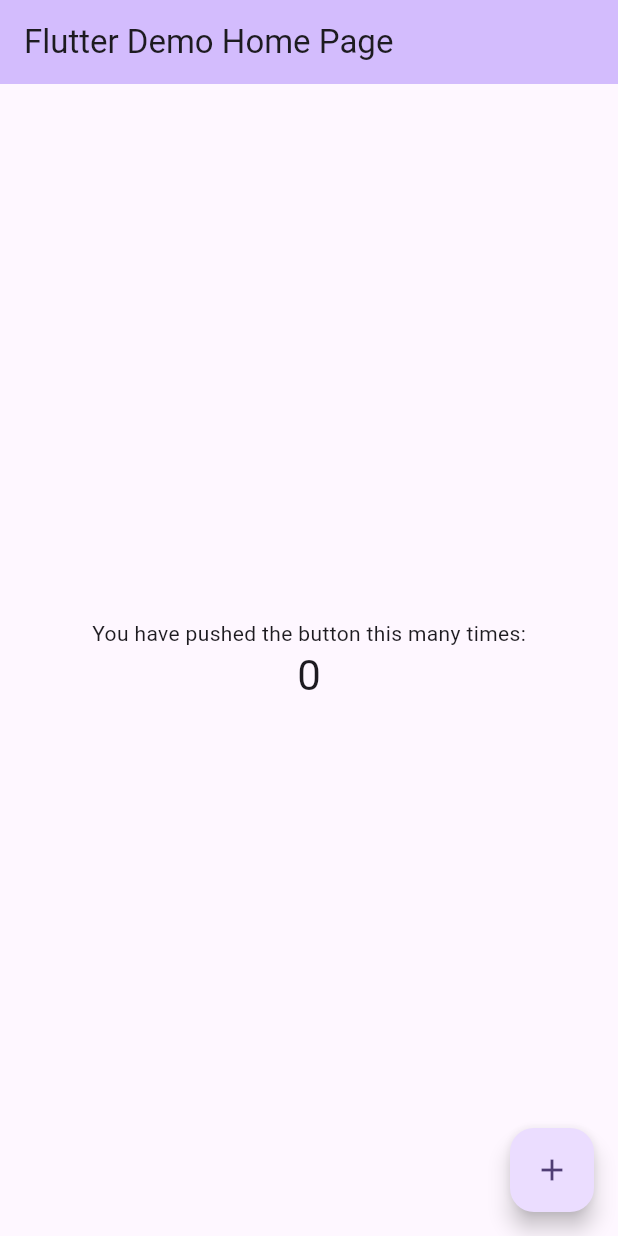
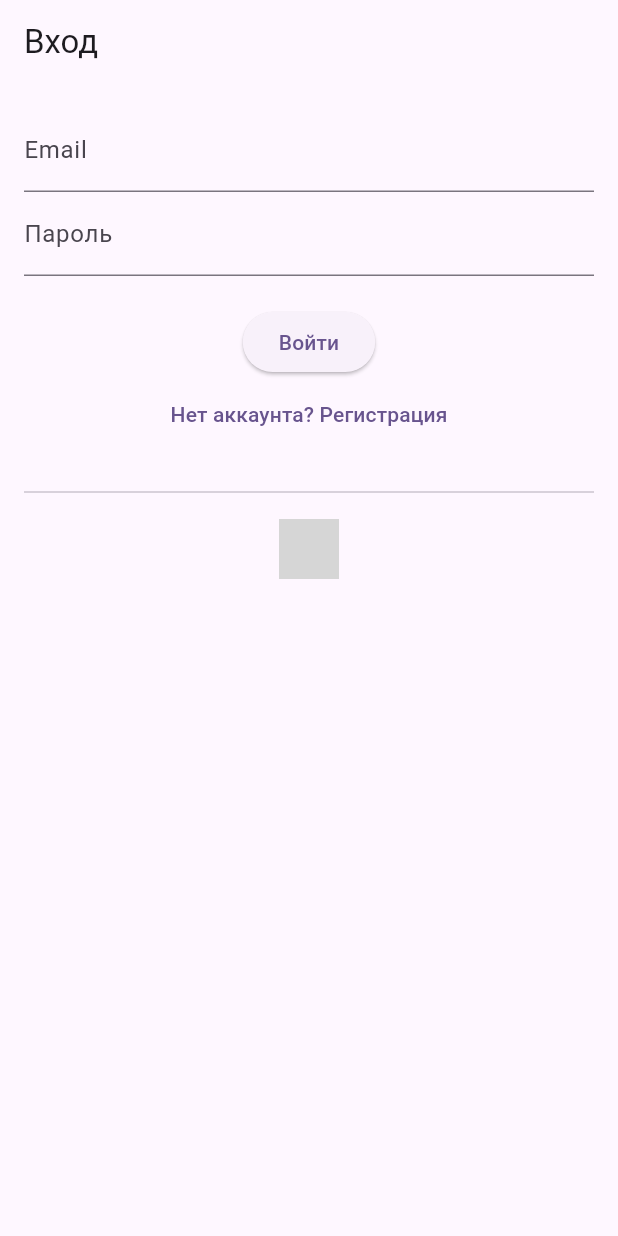
Before and after one commit to RakhmanSabirov/chat, a Flutter app: the screen it shows after launch, on a phone screen of 412 x 824 dp. Run offline on Flutter 3.47's test engine with Material 3 defaults, Android fonts, the phone set to English and light mode, and no system bars; our stand-ins replace bloc, cloud_firestore, firebase_auth, firebase_core, flutter_bloc, google_sign_in; accounts and stored records are empty; grey boxes are pictures that could not be loaded.

Commit message:
updates_auth

```diff
--- /dev/null
+++ b/lib/core/params/params.dart
@@ -0,0 +1,3 @@
+abstract class Params {
+  toData();
+}
--- a/lib/main.dart
+++ b/lib/main.dart
@@ -1,3 +1,4 @@
+import 'package:chatt_app/presentation/login_screen.dart';
 import 'package:flutter/material.dart';
 import 'package:firebase_core/firebase_core.dart';
 
@@ -17,110 +18,9 @@ class MyApp extends StatelessWidget {
     return MaterialApp(
       title: 'Flutter Demo',
       theme: ThemeData(
-        // This is the theme of your application.
-        //
-        // TRY THIS: Try running your application with "flutter run". You'll see
-        // the application has a purple toolbar. Then, without quitting the app,
-        // try changing the seedColor in the colorScheme below to Colors.green
-        // and then invoke "hot reload" (save your changes or press the "hot
-        // reload" button in a Flutter-supported IDE, or press "r" if you used
-        // the command line to start the app).
-        //
-        // Notice that the counter didn't reset back to zero; the application
-        // state is not lost during the reload. To reset the state, use hot
-        // restart instead.
-        //
-        // This works for code too, not just values: Most code changes can be
-        // tested with just a hot reload.
         colorScheme: ColorScheme.fromSeed(seedColor: Colors.deepPurple),
       ),
-      home: const MyHomePage(title: 'Flutter Demo Home Page'),
+      home: LoginScreen()
     );
   }
 }
-
-class MyHomePage extends StatefulWidget {
-  const MyHomePage({super.key, required this.title});
-
-  // This widget is the home page of your application. It is stateful, meaning
-  // that it has a State object (defined below) that contains fields that affect
-  // how it looks.
-
-  // This class is the configuration for the state. It holds the values (in this
-  // case the title) provided by the parent (in this case the App widget) and
-  // used by the build method of the State. Fields in a Widget subclass are
-  // always marked "final".
-
-  final String title;
-
-  @override
-  State<MyHomePage> createState() => _MyHomePageState();
-}
-
-class _MyHomePageState extends State<MyHomePage> {
-  int _counter = 0;
-
-  void _incrementCounter() {
-    setState(() {
-      // This call to setState tells the Flutter framework that something has
-      // changed in this State, which causes it to rerun the build method below
-      // so that the display can reflect the updated values. If we changed
-      // _counter without calling setState(), then the build method would not be
-      // called again, and so nothing would appear to happen.
-      _counter++;
-    });
-  }
-
-  @override
-  Widget build(BuildContext context) {
-    // This method is rerun every time setState is called, for instance as done
-    // by the _incrementCounter method above.
-    //
-    // The Flutter framework has been optimized to make rerunning build methods
-    // fast, so that you can just rebuild anything that needs updating rather
-    // than having to individually change instances of widgets.
-    return Scaffold(
-      appBar: AppBar(
-        // TRY THIS: Try changing the color here to a specific color (to
-        // Colors.amber, perhaps?) and trigger a hot reload to see the AppBar
-        // change color while the other colors stay the same.
-        backgroundColor: Theme.of(context).colorScheme.inversePrimary,
-        // Here we take the value from the MyHomePage object that was created by
-        // the App.build method, and use it to set our appbar title.
-        title: Text(widget.title),
-      ),
-      body: Center(
-        // Center is a layout widget. It takes a single child and positions it
-        // in the middle of the parent.
-        child: Column(
-          // Column is also a layout widget. It takes a list of children and
-          // arranges them vertically. By default, it sizes itself to fit its
-          // children horizontally, and tries to be as tall as its parent.
-          //
-          // Column has various properties to control how it sizes itself and
-          // how it positions its children. Here we use mainAxisAlignment to
-          // center the children vertically; the main axis here is the vertical
-          // axis because Columns are vertical (the cross axis would be
-          // horizontal).
-          //
-          // TRY THIS: Invoke "debug painting" (choose the "Toggle Debug Paint"
-          // action in the IDE, or press "p" in the console), to see the
-          // wireframe for each widget.
-          mainAxisAlignment: MainAxisAlignment.center,
-          children: <Widget>[
-            const Text('You have pushed the button this many times:'),
-            Text(
-              '$_counter',
-              style: Theme.of(context).textTheme.headlineMedium,
-            ),
-          ],
-        ),
-      ),
-      floatingActionButton: FloatingActionButton(
-        onPressed: _incrementCounter,
-        tooltip: 'Increment',
-        child: const Icon(Icons.add),
-      ), // This trailing comma makes auto-formatting nicer for build methods.
-    );
-  }
-}
--- /dev/null
+++ b/lib/presentation/auth/bloc/auth_bloc.dart
@@ -0,0 +1,6 @@
+import 'package:flutter_bloc/flutter_bloc.dart';
+
+import '../../../repositories/auth_repository.dart';
+
+part 'auth_event.dart';
+part 'auth_state.dart';
--- /dev/null
+++ b/lib/presentation/auth/params/login_params.dart
@@ -0,0 +1,19 @@
+import '../../../core/params/params.dart';
+
+class LoginParams extends Params {
+  final String email;
+  final String password;
+
+  LoginParams({
+    required this.email,
+    required this.password,
+  });
+
+  @override
+  toData() {
+    return {
+      'email': email,
+      'password': password,
+    };
+  }
+}
--- /dev/null
+++ b/lib/presentation/login_screen.dart
@@ -0,0 +1,121 @@
+import 'package:flutter/material.dart';
+import 'package:firebase_auth/firebase_auth.dart';
+import '../service/auth_service.dart';
+import 'users_screen.dart';
+
+class LoginScreen extends StatefulWidget {
+  const LoginScreen({super.key});
+
+  @override
+  State<LoginScreen> createState() => _LoginScreenState();
+}
+
+class _LoginScreenState extends State<LoginScreen> {
+  final AuthService _authService = AuthService();
+  final _formKey = GlobalKey<FormState>();
+
+  final _emailController = TextEditingController();
+  final _passwordController = TextEditingController();
+  final _nameController = TextEditingController();
+
+  bool _isLogin = true;
+
+  void _handleAuth() async {
+    if (!_formKey.currentState!.validate()) return;
+
+    User? user;
+    try {
+      if (_isLogin) {
+        user = await _authService.loginWithEmail(
+          _emailController.text.trim(),
+          _passwordController.text.trim(),
+        );
+      } else {
+        user = await _authService.registerWithEmail(
+          _emailController.text.trim(),
+          _passwordController.text.trim(),
+          _nameController.text.trim(),
+        );
+        // 🔥 Ждем пока Firebase обновит текущего пользователя
+        await FirebaseAuth.instance.currentUser?.reload();
+        user = FirebaseAuth.instance.currentUser;
+      }
+
+      if (user != null && mounted) {
+        Navigator.pushReplacement(
+          context,
+          MaterialPageRoute(builder: (_) => UsersScreen()),
+        );
+      }
+    } catch (e) {
+      ScaffoldMessenger.of(context).showSnackBar(
+        SnackBar(content: Text('Ошибка: ${e.toString()}')),
+      );
+    }
+  }
+
+
+  @override
+  Widget build(BuildContext context) {
+    return Scaffold(
+      appBar: AppBar(title: Text(_isLogin ? 'Вход' : 'Регистрация')),
+      body: Padding(
+        padding: const EdgeInsets.all(16),
+        child: Form(
+          key: _formKey,
+          child: Column(
+            children: [
+              if (!_isLogin)
+                TextFormField(
+                  controller: _nameController,
+                  decoration: const InputDecoration(labelText: 'Имя'),
+                  validator: (val) => val == null || val.isEmpty ? 'Введите имя' : null,
+                ),
+              TextFormField(
+                controller: _emailController,
+                decoration: const InputDecoration(labelText: 'Email'),
+                validator: (val) => val != null && val.contains('@') ? null : 'Некорректный email',
+              ),
+              TextFormField(
+                controller: _passwordController,
+                obscureText: true,
+                decoration: const InputDecoration(labelText: 'Пароль'),
+                validator: (val) => val != null && val.length >= 6
+                    ? null
+                    : 'Минимум 6 символов',
+              ),
+              const SizedBox(height: 20),
+              ElevatedButton(
+                onPressed: _handleAuth,
+                child: Text(_isLogin ? 'Войти' : 'Зарегистрироваться'),
+              ),
+              TextButton(
+                onPressed: () => setState(() => _isLogin = !_isLogin),
+                child: Text(_isLogin ? 'Нет аккаунта? Регистрация' : 'Уже есть аккаунт? Войти'),
+              ),
+              const SizedBox(height: 20),
+              const Divider(),
+              const SizedBox(height: 10),
+              GestureDetector(
+                onTap: () async {
+                  final user = await _authService.signInWithGoogle();
+                  if (user != null && context.mounted) {
+                    Navigator.pushReplacement(
+                      context,
+                      MaterialPageRoute(builder: (_) => UsersScreen()),
+                    );
+                  }
+                },
+                child: Image.asset(
+                  'assets/google_icon.png',
+                  width: 40,
+                  height: 40,
+                ),
+              )
+            ],
+          ),
+        ),
+      ),
+    );
+  }
+}
--- a/pubspec.yaml
+++ b/pubspec.yaml
@@ -35,6 +35,10 @@ dependencies:
   # Use with the CupertinoIcons class for iOS style icons.
   cupertino_icons: ^1.0.8
   firebase_core: ^3.13.1
+  firebase_auth: ^5.5.4
+  cloud_firestore: ^5.6.8
+  google_sign_in: ^6.3.0
+  flutter_bloc: ^9.1.1
 
 dev_dependencies:
   flutter_test:
```
Also changed, not shown: lib/presentation/auth/bloc/auth_event.dart (added, +7 -0 lines), lib/presentation/auth/bloc/auth_state.dart (added, +7 -0 lines), lib/presentation/auth/bloc/login/login_cubit.dart (added, +33 -0 lines), lib/presentation/auth/bloc/login/login_state.dart (added, +21 -0 lines), lib/presentation/auth/params/register_params.dart (added, +22 -0 lines), lib/presentation/users_screen.dart (added, +63 -0 lines), lib/repositories/auth_repository.dart (added, +34 -0 lines), lib/service/auth_service.dart (added, +79 -0 lines), pubspec.lock, 4 other files.
